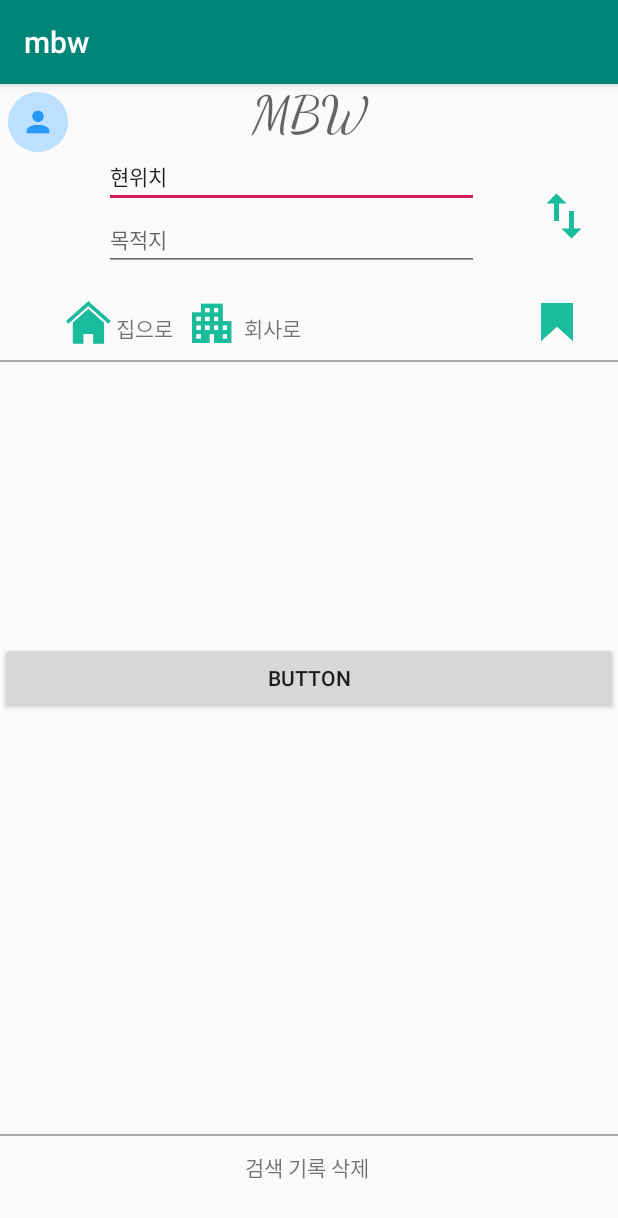
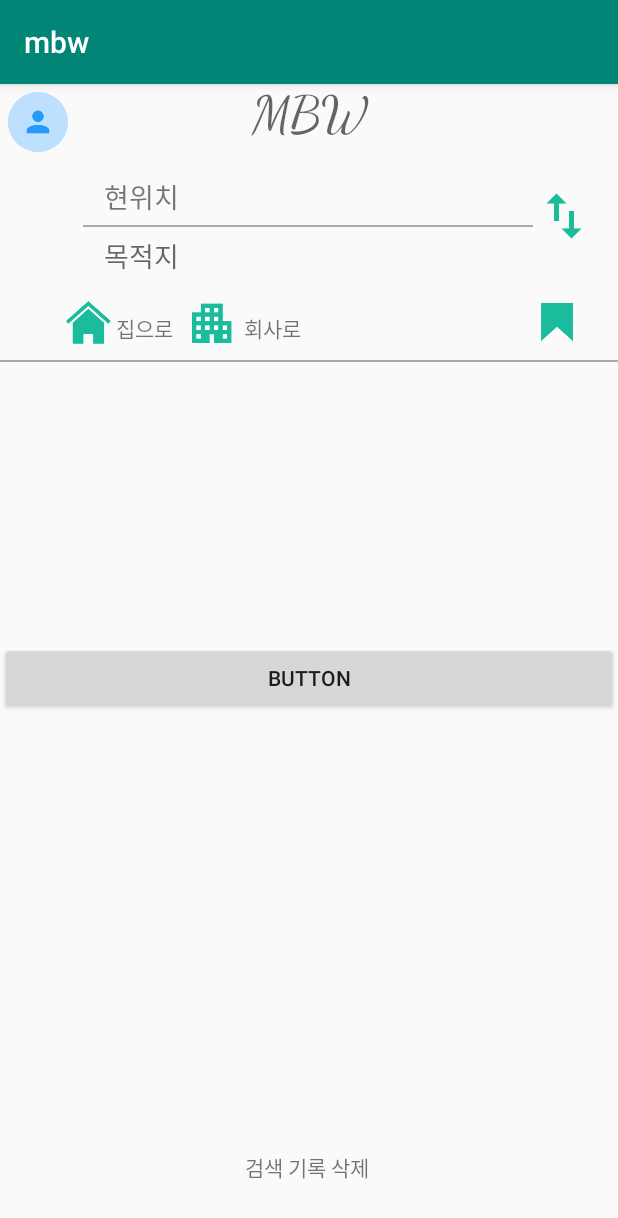
Before and after one commit to hyennneee/MBW, an Android app: the MainActivity screen opened directly, with no data from a screen before it, on a phone screen of 412 x 824 dp. Shown: the top 1218 px of the screen. Run offline under Robolectric (Android 15) with nearby library versions, the phone set to English and light mode, and no system bars; libraries missing offline, so code that uses them is left out: com.skt; 1 statement that could not run was skipped.

Commit message:
modify main activity

```diff
--- a/app/src/main/java/com/example/mbw/MainActivity.java
+++ b/app/src/main/java/com/example/mbw/MainActivity.java
@@ -26,7 +26,7 @@ import java.util.List;
 public class MainActivity extends AppCompatActivity {
 
     Intent intent = null, searchIntent = null;
-    EditText departure, destination;
+    TextView departure, destination;
     TextView toHome, toOffice, exTV, exTV2;
     ImageView profile, swap, home, office, bookmark;
     int AUTOCOMPLETE_REQUEST_CODE = 1, FLAG = 0;
--- a/app/src/main/res/layout/activity_main.xml
+++ b/app/src/main/res/layout/activity_main.xml
@@ -34,35 +34,39 @@
         app:layout_constraintTop_toTopOf="parent" />
 
 
-    <EditText
+    <TextView
         android:id="@+id/departureText"
         android:layout_width="250dp"
         android:layout_height="wrap_content"
+        android:layout_marginTop="60dp"
+        android:layout_marginBottom="5dp"
         android:clickable="true"
         android:ems="10"
-        android:inputType="textPersonName"
         android:onClick="onClickMain"
         android:text="현위치"
         android:textAppearance="@style/TextAppearance.AppCompat.Small"
+        android:textSize="18sp"
+        app:layout_constraintBottom_toBottomOf="@+id/view"
         app:layout_constraintEnd_toEndOf="parent"
         app:layout_constraintHorizontal_bias="0.43"
         app:layout_constraintStart_toStartOf="parent"
-        app:layout_constraintTop_toBottomOf="@+id/appName" />
+        app:layout_constraintTop_toTopOf="parent" />
 
-    <EditText
+    <TextView
         android:id="@+id/destinationText"
         android:layout_width="250dp"
         android:layout_height="wrap_content"
+        android:layout_marginTop="5dp"
         android:clickable="true"
         android:ems="10"
         android:hint="목적지"
-        android:inputType="textPersonName"
         android:onClick="onClickMain"
         android:textAppearance="@style/TextAppearance.AppCompat.Small"
+        android:textSize="18sp"
         app:layout_constraintEnd_toEndOf="parent"
         app:layout_constraintHorizontal_bias="0.43"
         app:layout_constraintStart_toStartOf="parent"
-        app:layout_constraintTop_toBottomOf="@+id/departureText" />
+        app:layout_constraintTop_toBottomOf="@+id/view" />
 
     <ImageView
         android:id="@+id/swap"
@@ -198,12 +202,15 @@
 
     <View
         android:id="@+id/view"
-        android:layout_width="match_parent"
+        android:layout_width="300dp"
         android:layout_height="1dp"
-        android:layout_marginTop="700dp"
+        android:layout_marginStart="50dp"
+        android:layout_marginLeft="50dp"
+        android:layout_marginTop="5dp"
         android:background="@android:color/darker_gray"
         app:layout_constraintEnd_toEndOf="parent"
+        app:layout_constraintHorizontal_bias="0.081"
         app:layout_constraintStart_toStartOf="parent"
-        app:layout_constraintTop_toTopOf="parent" />
+        app:layout_constraintTop_toBottomOf="@+id/departureText" />
 
 </androidx.constraintlayout.widget.ConstraintLayout>
```
